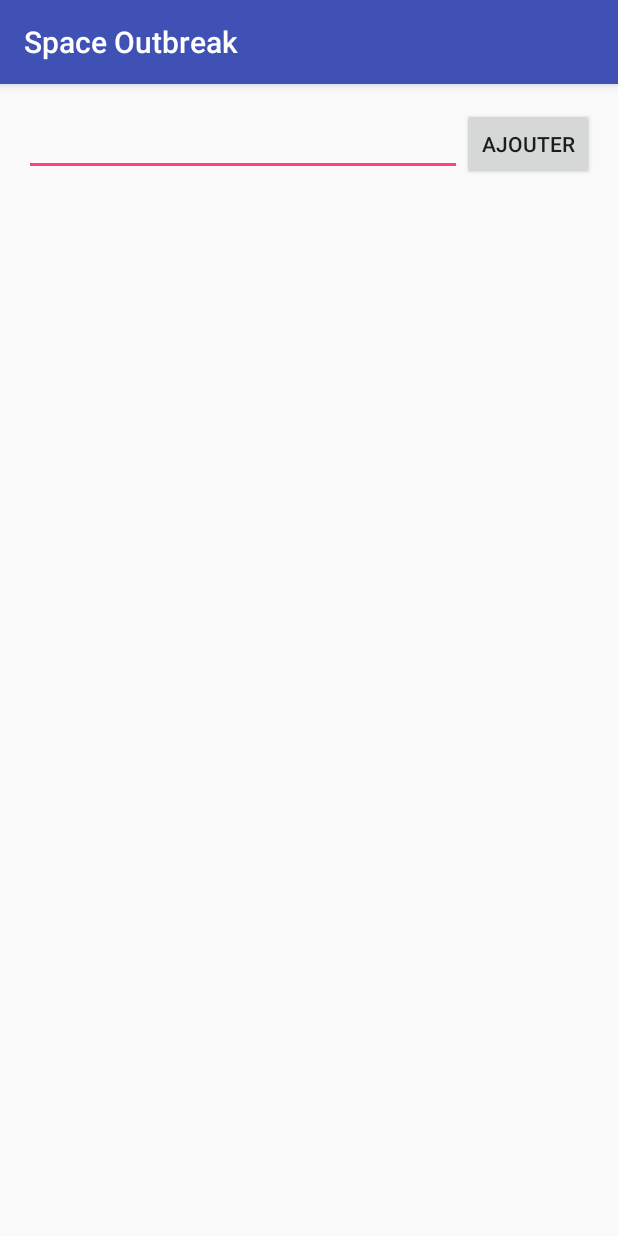
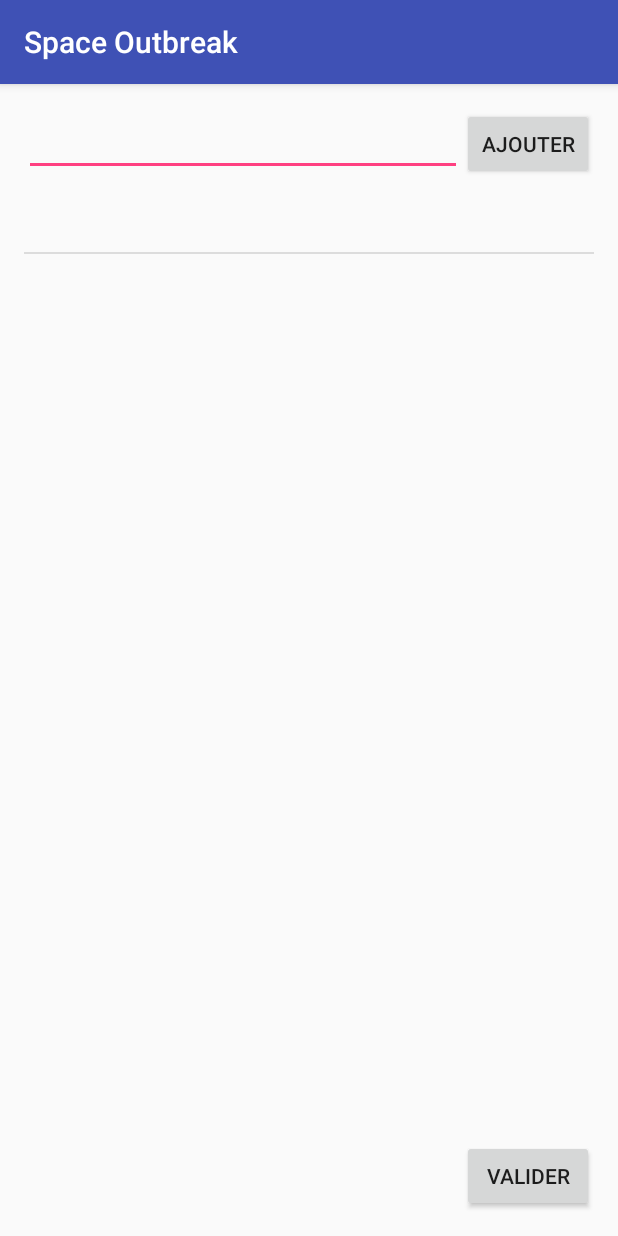
Before and after one commit to sveyrat/spaceoutbreak, an Android app: the NewGameInputPlayerActivity screen opened directly, with no data from a screen before it, after a tap on "AJOUTER", on a phone screen of 412 x 824 dp. Run offline under Robolectric (Android 15) with nearby library versions, the phone set to English and light mode, and no system bars.

Commit message:
Add validation button to the player input view

```diff
--- a/app/src/main/java/com/github/sveyrat/spaceoutbreak/NewGameInputPlayerActivity.java
+++ b/app/src/main/java/com/github/sveyrat/spaceoutbreak/NewGameInputPlayerActivity.java
@@ -33,4 +33,8 @@ public class NewGameInputPlayerActivity extends AppCompatActivity {
         adapter.add(playerName);
         playerNameEditText.setText("");
     }
+
+    public void validatePlayerList(View view) {
+        // TODO
+    }
 }
--- a/app/src/main/res/layout/activity_new_game_input_player.xml
+++ b/app/src/main/res/layout/activity_new_game_input_player.xml
@@ -1,6 +1,8 @@
 <?xml version="1.0" encoding="utf-8"?>
-<RelativeLayout xmlns:android="http://schemas.android.com/apk/res/android"
+<LinearLayout xmlns:android="http://schemas.android.com/apk/res/android"
     xmlns:tools="http://schemas.android.com/tools"
+    android:orientation="vertical"
+    android:gravity="right"
     android:layout_width="match_parent"
     android:layout_height="match_parent"
     android:paddingBottom="@dimen/activity_vertical_margin"
@@ -13,12 +15,11 @@
         android:id="@+id/new_game_input_player_inputs_layout"
         android:layout_width="match_parent"
         android:layout_height="wrap_content"
-        android:layout_gravity="bottom"
-        android:layout_alignParentTop="true">
+        android:layout_gravity="bottom" >
 
         <EditText
             android:id="@+id/new_game_input_player_player_name"
-            android:layout_width="wrap_content"
+            android:layout_width="0dp"
             android:layout_height="wrap_content"
             android:layout_weight="1" />
 
@@ -27,15 +28,21 @@
             android:layout_width="wrap_content"
             android:layout_height="wrap_content"
             android:text="@string/new_game_player_input.add"
-            android:onClick="addPlayer"/>
+            android:onClick="addPlayer" />
 
     </LinearLayout>
 
     <ListView
         android:id="@+id/new_game_input_player_player_list"
         android:layout_width="match_parent"
-        android:layout_height="wrap_content"
-        android:layout_below="@id/new_game_input_player_inputs_layout">
+        android:layout_height="0dp"
+        android:layout_weight="1" >
     </ListView>
 
-</RelativeLayout>
+    <Button
+        android:layout_width="wrap_content"
+        android:layout_height="wrap_content"
+        android:text="@string/common.validate"
+        android:onClick="validatePlayerList" />
+
+</LinearLayout>
--- a/app/src/main/res/values/strings.xml
+++ b/app/src/main/res/values/strings.xml
@@ -1,5 +1,6 @@
 <resources>
     <string name="app_name">Space Outbreak</string>
+    <string name="common.validate">Valider</string>
     <string name="home.welcome">Bienvenue dans Space Outbreak</string>
     <string name="home.new_game">Nouvelle partie</string>
     <string name="new_game_player_input.add">Ajouter</string>
```
